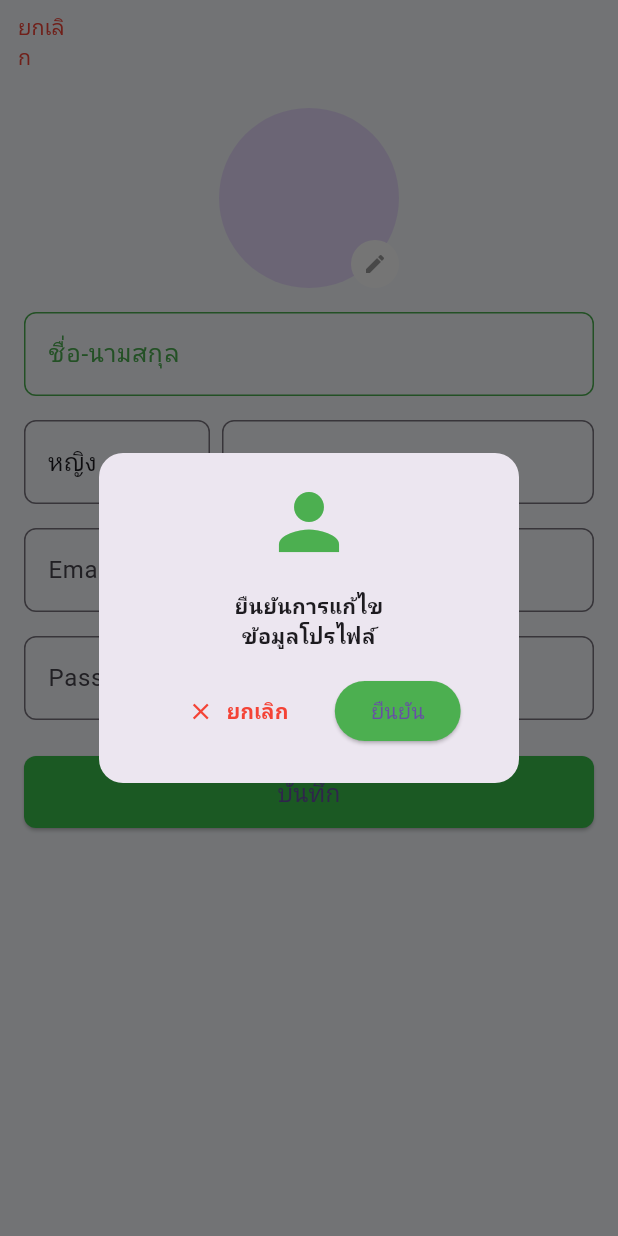
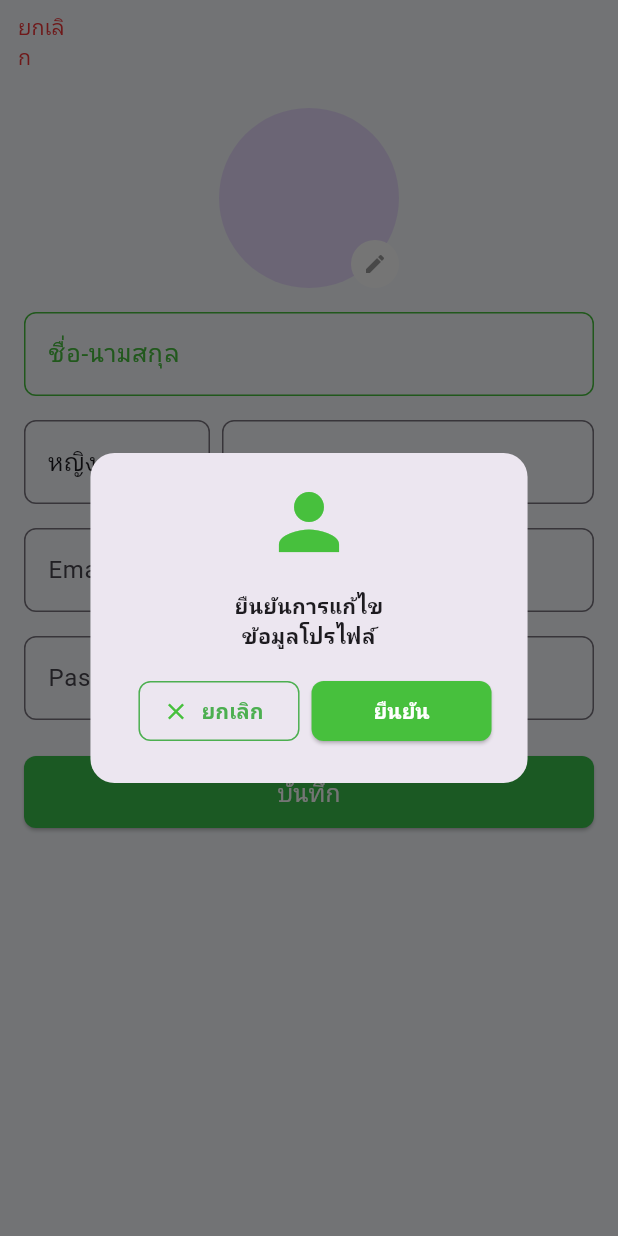
Before and after one commit to Praewawawa/chemicalsprayingchemicalspraying-App, a Flutter app: the EditProfilePage screen opened by its route, after a tap on "บันทึก", on a phone screen of 412 x 824 dp. Run offline on Flutter 3.47's test engine with Material 3 defaults, Android fonts, the phone set to English and light mode, and no system bars; our stand-ins replace auto_route, flutter_bloc, flutter_map, google_maps_flutter, latlong2, percent_indicator and 1 more; accounts and stored records are empty.

Commit message:
Initial commit

```diff
--- a/lib/screen/editprofile.dart
+++ b/lib/screen/editprofile.dart
@@ -3,6 +3,7 @@ import 'package:flutter/material.dart';
 import 'package:chemicalspraying/router/routes.gr.dart'; // ✅ แก้ให้ถูก
 import 'package:auto_route/annotations.dart';
 import 'package:chemicalspraying/router/routes.dart'; // ✅ แก้ให้ถูก
+import 'package:chemicalspraying/constants/colors.dart'; // ✅ แก้ให้ถูก
 
 
 
@@ -37,7 +38,7 @@ class _EditProfilePageState extends State<EditProfilePage> {
           },
           child: const Text(
             'ยกเลิก',
-            style: TextStyle(color: Colors.red),
+            style: TextStyle(color: redColor),
           ),
         ),
       ),
@@ -51,7 +52,7 @@ class _EditProfilePageState extends State<EditProfilePage> {
               children: [
                 const CircleAvatar(
                   radius: 60,
-                  backgroundImage: AssetImage('lip/assets/images/profile.jpg'),
+                  backgroundImage: AssetImage('lib/assets/images/profile.jpg'),
                 ),
                 CircleAvatar(
                   radius: 16,
@@ -66,13 +67,13 @@ class _EditProfilePageState extends State<EditProfilePage> {
               controller: nameController,
               decoration: InputDecoration(
                 labelText: 'ชื่อ-นามสกุล',
-                labelStyle: const TextStyle(color: Colors.green),
+                labelStyle: const TextStyle(color: mainColor),
                 enabledBorder: OutlineInputBorder(
-                  borderSide: const BorderSide(color: Colors.green),
+                  borderSide: const BorderSide(color: mainColor),
                   borderRadius: BorderRadius.circular(8),
                 ),
                 focusedBorder: OutlineInputBorder(
-                  borderSide: const BorderSide(color: Colors.green),
+                  borderSide: const BorderSide(color: mainColor),
                   borderRadius: BorderRadius.circular(8),
                 ),
               ),
@@ -164,35 +165,58 @@ class _EditProfilePageState extends State<EditProfilePage> {
                       content: Column(
                         mainAxisSize: MainAxisSize.min,
                         children: [
-                          const Icon(Icons.person, color: Colors.green, size: 60),
+                          const Icon(Icons.person, color: mainColor, size: 60),
                           const SizedBox(height: 16),
                           const Text(
                             'ยืนยันการแก้ไข\nข้อมูลโปรไฟล์',
                             textAlign: TextAlign.center,
                             style: TextStyle(fontWeight: FontWeight.bold),
                           ),
-                          const SizedBox(height: 16),
+                          const SizedBox(
+                            height: 16),
                           Row(
                             mainAxisAlignment: MainAxisAlignment.spaceEvenly,
                             children: [
                             Padding(
                               padding: const EdgeInsets.only(left: 8),
-                                child: TextButton.icon(
+                              child: OutlinedButton.icon(
                                 onPressed: () {
                                   Navigator.pop(context); // ปิด Dialog
                                   context.router.replace(const ProfileRoute()); // ไปหน้า Profile
                                 },
-                                  icon: const Icon(Icons.close, color: Colors.red),
+                                icon: const Icon(Icons.close, color: mainColor), // ✅ ไอคอนสีเขียว
                                 label: const Text(
                                   'ยกเลิก',
-                                    style: TextStyle(color: Colors.red, fontWeight: FontWeight.bold),
+                                  style: TextStyle(color: Colors.green, fontWeight: FontWeight.bold), // ✅ ตัวหนังสือสีเขียว
+                                ),
+                                style: OutlinedButton.styleFrom(
+                                  side: const BorderSide(color: Colors.green), // ✅ ขอบเขียว
+                                  shape: RoundedRectangleBorder(
+                                    borderRadius: BorderRadius.circular(8),
                                   ),
                                 ),
                               ),
-                              ElevatedButton(
+                            ),
+
+                             Padding(
+                              padding: const EdgeInsets.only(left: 8),
+                              child: ElevatedButton(
                                 onPressed: () => Navigator.pop(context, true),
-                                style: ElevatedButton.styleFrom(backgroundColor: Colors.green),
-                                child: const Text('ยืนยัน'),
+                                style: ElevatedButton.styleFrom(
+                                  backgroundColor: mainColor, // ✅ สีเขียว
+                                  minimumSize: const Size(120, 40), // ✅ ขนาดปุ่มเหมือนกับ OutlinedButton
+                                  shape: RoundedRectangleBorder(
+                                    borderRadius: BorderRadius.circular(8), // ✅ ขอบโค้งเหมือนกัน
+                                  ),
+                                ),
+                                child: const Text(
+                                  'ยืนยัน',
+                                  style: TextStyle(
+                                    color: Colors.white,
+                                    fontWeight: FontWeight.bold,
+                                  ),
+                                ),
+                              ),
                             ),
                             ],
                           ),
@@ -211,7 +235,7 @@ class _EditProfilePageState extends State<EditProfilePage> {
                         content: Column(
                           mainAxisSize: MainAxisSize.min,
                           children: const [
-                            Icon(Icons.check_circle, color: Colors.green, size: 60),
+                            Icon(Icons.check_circle, color: mainColor, size: 60),
                             SizedBox(height: 16),
                             Text(
                               'บันทึกข้อมูลสำเร็จ',
@@ -228,7 +252,7 @@ class _EditProfilePageState extends State<EditProfilePage> {
                 },
                 child: const Text(
                   'บันทึก',
-                  style: TextStyle(fontSize: 16),
+                  style: TextStyle(color: Colors.white,fontSize: 16),
                 ),
               ),
             ),
--- a/lib/screen/mainhomescreem.dart
+++ b/lib/screen/mainhomescreem.dart
@@ -5,6 +5,7 @@ import 'bottom_screens/control_screen.dart';
 import 'bottom_screens/setting_screen.dart';
 import 'bottom_screens/notification_screen.dart';
 import 'bottom_screens/profile_screen.dart';
+import 'package:chemicalspraying/constants/colors.dart';
 
 class MainHomeScreen extends StatefulWidget {
   @override
@@ -39,8 +40,8 @@ class _MainHomeScreenState extends State<MainHomeScreen> {
         showSelectedLabels: true,
         showUnselectedLabels: true,
         type: BottomNavigationBarType.fixed,
-        selectedItemColor: Colors.green,
-        unselectedItemColor: Colors.grey,
+        selectedItemColor: mainColor,
+        unselectedItemColor: greyColor,
         items: const <BottomNavigationBarItem>[
           BottomNavigationBarItem(
             icon: Icon(Icons.home_outlined),
```
Also changed, not shown: lib/screen/profilescreen.dart (+25 -15 lines). Lines whose indentation alone changed are shown as unchanged.
